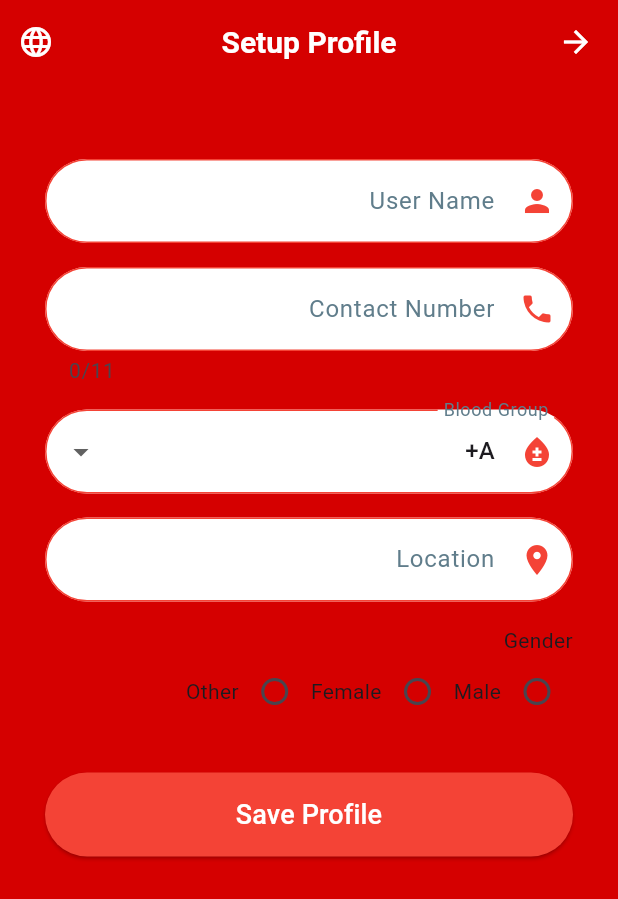
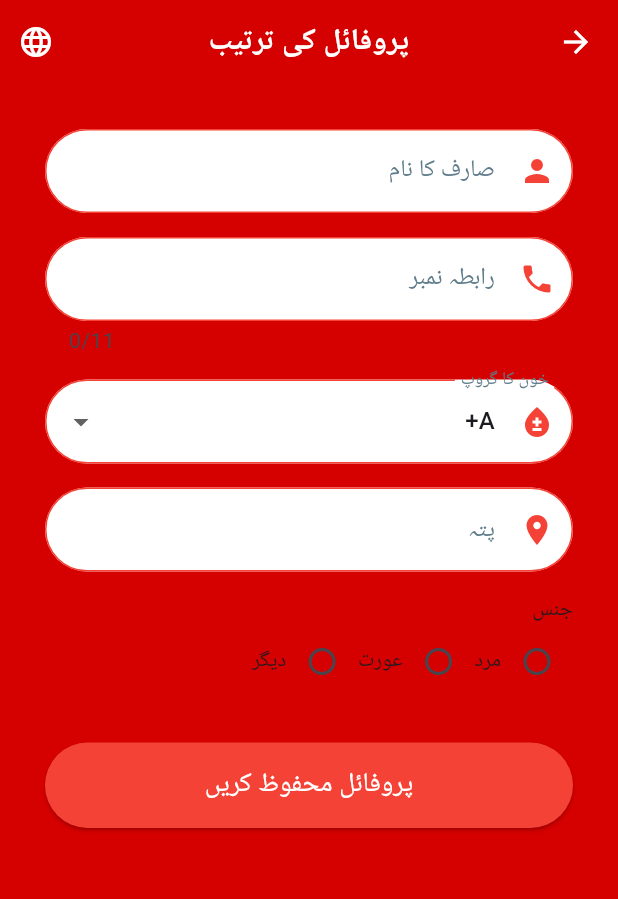
Before and after one commit to DarkSpot5/Donate2Save, a Flutter app: the UserProfileSetupPage screen opened by its route, after a tap on the "language" icon, on a phone screen of 412 x 824 dp. Shown: the top 899 px of the screen. Run offline on Flutter 3.47's test engine with Material 3 defaults, Android fonts, the phone set to English and light mode, and no system bars; our stand-ins replace cloud_firestore, dartz, firebase_auth, firebase_core, flutter_spinkit, lottie; accounts and stored records are empty.

Commit message:
Added urdu translation in all screens and error messages.

```diff
--- a/lib/app/auth/data/datasource/auth_remote_datasource.dart
+++ b/lib/app/auth/data/datasource/auth_remote_datasource.dart
@@ -2,6 +2,7 @@ import 'package:cloud_firestore/cloud_firestore.dart';
 import 'package:firebase_auth/firebase_auth.dart';
 import 'package:dartz/dartz.dart';
 import '../models/model.dart';
+import '../../../../core/utils/error_messages.dart';
 
 class AuthRemoteDataSource {
   final FirebaseAuth _auth = FirebaseAuth.instance;
@@ -15,7 +16,8 @@ class AuthRemoteDataSource {
       final userCred = await _auth.createUserWithEmailAndPassword(email: email,password: password,);
       return Right(userCred); // Success
     } on FirebaseAuthException catch (e) {
-      return Left(e.code); // Return error code
+      final friendlyMessage = ErrorMessages.firebase(e.code);
+      return Left(friendlyMessage);
     }catch (e) {
       return Left('An unexpected error occurred: ${e.toString()}'); // General error
     }
--- a/lib/app/auth/presentation/controllers/auth_controller.dart
+++ b/lib/app/auth/presentation/controllers/auth_controller.dart
@@ -41,7 +41,7 @@ class AuthController extends ChangeNotifier {
     await result.fold(
       (failuremessage) async{
         stopLoading();
-        SnackbarService.showSnackbar(ErrorMessages.firebase(failuremessage));
+        SnackbarService.showSnackbar(failuremessage);
       },
 
       (userCredential) async{
--- a/lib/app/auth/presentation/controllers/forgot_password_controller.dart
+++ b/lib/app/auth/presentation/controllers/forgot_password_controller.dart
@@ -1,18 +1,21 @@
 import 'package:flutter/material.dart';
 import 'auth_controller.dart';
 import '../../../../core/services/snackbar_service.dart';
+import '../../../../generated/l10n.dart';
 
 class ForgotPasswordController {
 
   final AuthController authController;
-  ForgotPasswordController(this.authController);
+  final S localization; // Injected localization
+
+  ForgotPasswordController(this.authController, {required this.localization});
   final TextEditingController emailController = TextEditingController();
 
   Future<void> sendResetEmail() async {
     final email = emailController.text.trim();
 
     if (email.isEmpty) {
-      SnackbarService.showSnackbar('Please enter your email address');
+      SnackbarService.showSnackbar(localization.errorEnterEmail);
       return;
     }
     authController.sendResetEmail(email);
--- a/lib/app/auth/presentation/controllers/hospital_profile_setup_controller.dart
+++ b/lib/app/auth/presentation/controllers/hospital_profile_setup_controller.dart
@@ -3,10 +3,14 @@ import '../../../../core/services/snackbar_service.dart';
 import '../../data/models/model.dart';
 import '../../data/models/hospital_model.dart';
 import '../controllers/auth_controller.dart';
+import '../../../../generated/l10n.dart';
 
 class HospitalProfileSetupController extends ChangeNotifier {
+
   final AuthController authController;
-  HospitalProfileSetupController(this.authController);
+  final S localization; // Injected localization
+
+  HospitalProfileSetupController(this.authController, {required this.localization});
 
   final generalModel = Model();
   final hospitalModel = HospitalModel();
@@ -52,37 +56,37 @@ class HospitalProfileSetupController extends ChangeNotifier {
 
     final name = nameController.text.trim();
     if (name.isEmpty) {
-      SnackbarService.showSnackbar('Please enter the hospital name');
+      SnackbarService.showSnackbar(localization.errorEnterHospitalName);
       return false;
     }
 
     final contact = contactController.text.trim();
     if (contact.isEmpty) {
-      SnackbarService.showSnackbar('Please enter the contact number');
+      SnackbarService.showSnackbar(localization.errorEnterContact);
       return false;
     }
 
     if (!RegExp(r'^\d{11}$').hasMatch(contact)) {
-      SnackbarService.showSnackbar('Enter a valid 11-digit contact number');
+      SnackbarService.showSnackbar(localization.errorInvalidContact);
       return false;
     }
 
     final location = locationController.text.trim();
     if (location.isEmpty) {
-    SnackbarService.showSnackbar('Please insert your Location');
+    SnackbarService.showSnackbar(localization.errorEnterLocation);
     return false;
     }
 
     for (var entry in bloodControllers.entries) {
       final value = entry.value.text.trim();
       if (value.isEmpty) {
-        SnackbarService.showSnackbar('Please enter quantity for ${entry.key}');
+        SnackbarService.showSnackbar(localization.errorEnterBloodStock(entry.key));
         return false;
       }
 
       final intValue = int.tryParse(value);
       if (intValue == null) {
-        SnackbarService.showSnackbar('Enter a valid number for ${entry.key}');
+        SnackbarService.showSnackbar(localization.errorInvalidBloodStock(entry.key));
         return false;
       }
 
--- a/lib/app/auth/presentation/controllers/login_controller.dart
+++ b/lib/app/auth/presentation/controllers/login_controller.dart
@@ -2,12 +2,15 @@ import 'package:flutter/material.dart';
 import '../../../../core/services/snackbar_service.dart';
 import '../../../../core/services/navigation_service.dart';
 import 'auth_controller.dart';
+import '../../../../generated/l10n.dart';
 //import '../../../dashboard/home/presentation/screens/home.dart';
 
 class LoginController extends ChangeNotifier {
 
   final AuthController authController;
-  LoginController(this.authController);
+  final S localization; // Injected localization
+
+  LoginController(this.authController, {required this.localization});
 
   final emailController = TextEditingController();
   final passwordController = TextEditingController();
@@ -29,7 +32,7 @@ class LoginController extends ChangeNotifier {
     final password = passwordController.text;
 
     if (email.isEmpty || password.isEmpty) {
-      SnackbarService.showSnackbar('Email or password must not be empty.');
+      SnackbarService.showSnackbar(localization.errorAllFieldsRequired);
       return;
     }
     authController.login(email, password);
--- a/lib/app/auth/presentation/controllers/user_profile_setup_controller.dart
+++ b/lib/app/auth/presentation/controllers/user_profile_setup_controller.dart
@@ -3,11 +3,14 @@ import '../../../../core/services/snackbar_service.dart';
 import '../../data/models/model.dart';
 import '../../data/models/user_model.dart';
 import '../controllers/auth_controller.dart';
+import '../../../../generated/l10n.dart';
 
 class UserProfileSetupController extends ChangeNotifier {
 
   final AuthController authController;
-  UserProfileSetupController(this.authController);
+  final S localization; // Injected localization
+
+  UserProfileSetupController(this.authController, {required this.localization});
 
   final generalModel = Model();
   final userModel = UserModel();
@@ -44,33 +47,33 @@ class UserProfileSetupController extends ChangeNotifier {
     }
 
     if (nameController.text.trim().isEmpty) {
-        SnackbarService.showSnackbar('Please enter the Name');
+        SnackbarService.showSnackbar(localization.errorEnterName);
         return false;
       }
 
     final contact = contactController.text.trim();
     if (contact.isEmpty) {
-        SnackbarService.showSnackbar('Please enter the Contact Number');
+        SnackbarService.showSnackbar(localization.errorEnterContact);
         return false;
       }
 
     if (!RegExp(r'^\d{11}$').hasMatch(contact)) {
-        SnackbarService.showSnackbar('Enter a valid 11-digit Contact Number');
+        SnackbarService.showSnackbar(localization.errorInvalidContact);
         return false;
       }
 
     if (selectedBloodGroup.isEmpty) {
-      SnackbarService.showSnackbar('Please select your Blood Group');
+      SnackbarService.showSnackbar(localization.errorSelectBloodGroup);
       return false;
     }
 
     final location = locationController.text.trim();
     if (location.isEmpty) {
-      SnackbarService.showSnackbar('Please insert your Location');
+      SnackbarService.showSnackbar(localization.errorEnterLocation);
       return false;
     }
     if (selectedGender == null || selectedGender!.isEmpty) {
-      SnackbarService.showSnackbar('Please select your Gender');
+      SnackbarService.showSnackbar(localization.errorSelectGender);
       return false;
     }
 
--- a/lib/app/auth/presentation/screens/hospital_profile_setup.dart
+++ b/lib/app/auth/presentation/screens/hospital_profile_setup.dart
@@ -54,7 +54,7 @@ class HospitalProfileSetupPage extends StatelessWidget {
     final controller = Provider.of<HospitalProfileSetupController>(context);
     return LoadingOverlay(child:
      Scaffold(
-        appBar: AppBar(title: const Text('Setup Profile'),
+        appBar: AppBar(title: Text(S.of(context).setupProfileTitle),
         actions: [
         IconButton(
           icon: const Icon(Icons.language),
@@ -77,12 +77,10 @@ class HospitalProfileSetupPage extends StatelessWidget {
                mainAxisAlignment: MainAxisAlignment.center,
               children: [
 
-              const SizedBox(height: 20),
-
               TextFormField(
                 controller: controller.nameController,
                 decoration: InputDecoration(
-                  labelText: 'Hospital Name',
+                  labelText: S.of(context).hospitalNameLabel,
                   prefixIcon: const Icon(Icons.local_hospital),
                 ),
                 style: const TextStyle(color: Colors.black),
@@ -94,7 +92,7 @@ class HospitalProfileSetupPage extends StatelessWidget {
                 controller: controller.contactController,
                 keyboardType: TextInputType.phone,
                 decoration: InputDecoration(
-                  labelText: 'Contact Number',
+                  labelText: S.of(context).contactNumberLabel,
                   prefixIcon: const Icon(Icons.contact_phone),
                 ),
                 style: const TextStyle(color: Colors.black),
@@ -107,7 +105,7 @@ class HospitalProfileSetupPage extends StatelessWidget {
                 controller: controller.locationController,
                 keyboardType: TextInputType.text,
                 decoration: InputDecoration(
-                  labelText: 'Location',
+                  labelText: S.of(context).locationLabel,
                   prefixIcon: const Icon(Icons.location_on),
                 ),
                 style: const TextStyle(color: Colors.black),
@@ -115,10 +113,9 @@ class HospitalProfileSetupPage extends StatelessWidget {
 
               const SizedBox(height: 16),
 
-              const Align(
+              Align(
                 alignment: Alignment.centerLeft,
-                child: Text(
-                  'Initial Blood Stock',
+                child: Text(S.of(context).initialBloodStock,
                   style: TextStyle(fontSize: 18, fontWeight: FontWeight.bold, color: Colors.white),
                 ),
               ),
@@ -139,7 +136,8 @@ class HospitalProfileSetupPage extends StatelessWidget {
                     borderRadius: BorderRadius.circular(30.0),
                   ),
                 ),
-                child: const Text('Save Profile', style: TextStyle(fontSize: 18)),
+                child: Text(S.of(context).saveProfileButton,
+                style: TextStyle(fontSize: 18)),
               ),
             ),
             ],
--- a/lib/app/auth/presentation/screens/register.dart
+++ b/lib/app/auth/presentation/screens/register.dart
@@ -7,6 +7,7 @@ import '../../../../generated/l10n.dart';
 
 class RegistrationPage extends StatelessWidget {
   const RegistrationPage({super.key});
+
 
   @override
   Widget build(BuildContext context) {
@@ -108,7 +109,7 @@ class RegistrationPage extends StatelessWidget {
                     // Role selection dropdown
                     DropdownButtonFormField<String>(
                       value: controller.selectedRole,
-                      items: <String>[S.of(context).roleUser, S.of(context).roleHospital]
+                      items: <String>["User","Hospital"]
                           .map((String role) => DropdownMenuItem<String>(
                                 value: role,
                                 child: Text(role),
--- a/lib/app/auth/presentation/screens/user_profile_setup.dart
+++ b/lib/app/auth/presentation/screens/user_profile_setup.dart
@@ -15,7 +15,7 @@ class UserProfileSetupPage extends StatelessWidget {
     return LoadingOverlay(
       child: Scaffold(
         appBar: AppBar(
-          title: const Text('Setup Profile'),
+          title: Text(S.of(context).setupProfileTitle),
           actions: [
             IconButton(
               icon: const Icon(Icons.language),
@@ -37,14 +37,12 @@ class UserProfileSetupPage extends StatelessWidget {
                     mainAxisAlignment: MainAxisAlignment.center,
                     children: [
 
-                      const SizedBox(height: 20),
-
                       // User Name Field
                       TextFormField(
                         controller: controller.nameController,
                         keyboardType: TextInputType.name,
                         decoration: InputDecoration(
-                          labelText: 'User Name',
+                          labelText: S.of(context).userNameLabel,
                           prefixIcon: const Icon(Icons.person),
                         ),
                         style: const TextStyle(color: Colors.black),
@@ -58,7 +56,7 @@ class UserProfileSetupPage extends StatelessWidget {
                         maxLength: 11,
                         keyboardType: TextInputType.phone,
                         decoration: InputDecoration(
-                          labelText: 'Contact Number',
+                          labelText: S.of(context).contactNumberLabel,
                           prefixIcon: const Icon(Icons.phone),
                         ),
                         style: const TextStyle(color: Colors.black),
@@ -82,7 +80,7 @@ class UserProfileSetupPage extends StatelessWidget {
                           controller.updateBloodType(newValue);
                         },
                         decoration: InputDecoration(
-                          labelText: 'Blood Group',
+                          labelText: S.of(context).bloodGroupLabel,
                           labelStyle: const TextStyle(color: Colors.blueGrey),
                           prefixIcon: const Icon(Icons.bloodtype),
                         ),
@@ -95,7 +93,7 @@ class UserProfileSetupPage extends StatelessWidget {
                         controller: controller.locationController,
                         keyboardType: TextInputType.streetAddress,
                         decoration: InputDecoration(
-                          labelText: 'Location',
+                          labelText: S.of(context).locationLabel,
                           labelStyle: const TextStyle(color: Colors.blueGrey),
                           prefixIcon: const Icon(Icons.location_on),
                         ),
@@ -107,7 +105,7 @@ class UserProfileSetupPage extends StatelessWidget {
                     Column(
                     crossAxisAlignment: CrossAxisAlignment.start,
                     children: [
-                      const Text("Gender"),
+                      Text(S.of(context).genderLabel),
                       Row(
                         children: [
                           Radio<String>(
@@ -115,19 +113,19 @@ class UserProfileSetupPage extends StatelessWidget {
                             groupValue: controller.selectedGender,
                             onChanged: controller.updateGender,
                           ),
-                          const Text('Male'),
+                          Text(S.of(context).maleLabel),
                           Radio<String>(
                             value: 'Female',
                             groupValue: controller.selectedGender,
                             onChanged: controller.updateGender,
                           ),
-                          const Text('Female'),
+                          Text(S.of(context).femaleLabel),
                           Radio<String>(
                             value: 'Other',
                             groupValue: controller.selectedGender,
                             onChanged: controller.updateGender,
                           ),
-                          const Text('Other'),
+                          Text(S.of(context).otherLabel),
                         ],
                       ),
                     ],
@@ -142,7 +140,7 @@ class UserProfileSetupPage extends StatelessWidget {
                           onPressed: () {
                             controller.saveProfile(context);
                           },
-                          child: const Text('Save Profile', style: TextStyle(fontSize: 18)),
+                          child: Text(S.of(context).saveProfileButton, style: TextStyle(fontSize: 18)),
                         ),
                       ),
                     ],
--- a/lib/app/routes/app_routes.dart
+++ b/lib/app/routes/app_routes.dart
@@ -1,5 +1,6 @@
 import 'package:flutter/material.dart';
 import 'package:provider/provider.dart';
+import '../../generated/l10n.dart';
 import '../auth/presentation/controllers/auth_controller.dart';
 import '../auth/presentation/controllers/register_controller.dart';
 import '../auth/presentation/screens/register.dart';
@@ -20,19 +21,22 @@ class AppRoutes {
   static Map<String, WidgetBuilder> get all => {
       '/': (_) => ChangeNotifierProvider(
           create: (context) => LoginController(
-            Provider.of<AuthController>(context, listen: false),),
+            Provider.of<AuthController>(context, listen: false),
+            localization: S.of(context)), // Injected localization),
           child: const LoginPage(),
         ),
 
       '/login': (_) => ChangeNotifierProvider(
           create: (context) => LoginController(
-            Provider.of<AuthController>(context, listen: false),),
+            Provider.of<AuthController>(context, listen: false),
+            localization: S.of(context)), // Injected localization),
           child: const LoginPage(),
         ),
 
       '/register': (_) => ChangeNotifierProvider(
           create: (context) => RegisterController(
-            Provider.of<AuthController>(context, listen: false),),
+            Provider.of<AuthController>(context, listen: false),
+            localization: S.of(context)), // Injected localization
           child: const RegistrationPage(),
             ),
 
@@ -44,19 +48,22 @@ class AppRoutes {
 
       '/forgot-password': (_) => Provider(
         create: (context) => ForgotPasswordController(
-          Provider.of<AuthController>(context, listen: false),),
+          Provider.of<AuthController>(context, listen: false),
+          localization: S.of(context)),
           child: const ForgotPasswordPage(),
         ),
 
       '/user-profile-setup': (_) => ChangeNotifierProvider(
           create: (context) => UserProfileSetupController(
-            Provider.of<AuthController>(context, listen: false),),
+            Provider.of<AuthController>(context, listen: false),
+            localization: S.of(context)),
           child: const UserProfileSetupPage(),
         ),
 
       '/hospital-profile-setup': (_) => ChangeNotifierProvider(
           create: (context) => HospitalProfileSetupController(
-            Provider.of<AuthController>(context, listen: false),),
+            Provider.of<AuthController>(context, listen: false),
+            localization: S.of(context)),
           child: const HospitalProfileSetupPage(),
         ),
 
--- a/lib/l10n/intl_ur.arb
+++ b/lib/l10n/intl_ur.arb
@@ -7,9 +7,7 @@
   "passwordLabel": "پاس ورڈ",
   "confirmPasswordLabel": "پاس ورڈ کی تصدیق کریں",
   "selectRoleLabel": "کردار منتخب کریں",
-  "roleUser": "صارف",
-  "roleHospital": "ہسپتال",
-  "registerButton": "رجسٹر کریں",
+  "registerButton": "رجسٹر",
 
   "forgotPassword": "پاس ورڈ بھول گئے",
   "resetYourPassword": "اپنا پاس ورڈ دوبارہ ترتیب دیں",
@@ -21,7 +19,7 @@
     "placeholders": {
       "email": {}
     }
-  },
+},
 
   "appTitle": "ڈونیٹ 2 سیو",
   "appSubtitle": "ہیلتھ کیئر",
@@ -29,7 +27,58 @@
   "loginButton": "لاگ اِن",
   "orDivider": "یا",
 
+  "emailVerificationTitle": "ای میل کی تصدیق",
+  "emailVerificationSent": "آپ کی ای میل پر ایک تصدیقی لنک بھیج دیا گیا ہے۔",
+  "emailVerificationSentSubtitle": "براہ کرم اپنے ان باکس کو چیک کریں اور تصدیقی لنک پر کلک کریں۔\nاگر آپ کو ای میل نظر نہیں آتی تو براہ کرم اپنے سپیم فولڈر کو چیک کریں۔",
+  "iVerifiedMyEmail": "میں نے تصدیق کر لی ہے",
+  "resendVerificationEmail": "تصدیقی ای میل دوبارہ بھیجیں",
+
+  "userNameLabel": "صارف کا نام",
+  "bloodGroupLabel": "خون کا گروپ",
+  "genderLabel": "جنس",
+  "maleLabel": "مرد",
+  "femaleLabel": "عورت",
+  "otherLabel": "دیگر",
+
+  "hospitalNameLabel": "ہسپتال کا نام",
+  "initialBloodStock": "ابتدائی خون کا ذخیرہ",
+
+  "setupProfileTitle": "پروفائل کی ترتیب",
+  "contactNumberLabel": "رابطہ نمبر",
+  "locationLabel": "پتہ",
+  "saveProfileButton": "پروفائل محفوظ کریں",
+
   "searchHint": "ہسپتال تلاش کریں",
   "noNotifications": "کوئی نئی اطلاعات نہیں",
+
+  "errorAllFieldsRequired": "تمام فیلڈز کا پُر کرنا ضروری ہے۔",
+  "errorEnterEmail": "براہ کرم اپنا ای میل ایڈریس درج کریں۔",
+  "errorInvalidEmail": "براہ کرم درست ای میل ایڈریس درج کریں۔",
+  "errorPasswordsDoNotMatch": "پاس ورڈ مماثل نہیں ہیں۔",
+  "errorPasswordTooShort": "پاس ورڈ کم از کم 8 حروف پر مشتمل ہونا چاہیے۔",
+  "errorPasswordRequirements": "پاس ورڈ میں بڑا حرف، چھوٹا حرف، نمبر، اور خصوصی حرف ہونا ضروری ہے۔",
+  "errorRoleNotSelected": "براہ کرم کردار منتخب کریں۔",
+  "errorEnterName": "براہ کرم نام درج کریں",
+  "errorEnterHospitalName": "براہ کرم ہسپتال کا نام درج کریں",
+  "errorEnterContact": "براہ کرم رابطہ نمبر درج کریں",
+  "errorInvalidContact": "درست 11 ہندسوں پر مشتمل رابطہ نمبر درج کریں",
+  "errorSelectBloodGroup": "براہ کرم اپنا بلڈ گروپ منتخب کریں",
+  "errorEnterLocation": "براہ کرم اپنا مقام درج کریں",
+  "errorSelectGender": "براہ کرم اپنی جنس منتخب کریں",
+  "errorEnterBloodStock": "{bloodType} کے لیے مقدار درج کریں",
+  "errorInvalidBloodStock": "{bloodType} کے لیے درست نمبر درج کریں",
+  "@errorEnterBloodStock": {
+    "description": "جب خون کے گروپ کے لیے مقدار خالی ہو (مثلاً A+، B-)",
+    "placeholders": {
+      "bloodType": {}
+    }
+  },
+  "@errorInvalidBloodStock": {
+    "description": "جب خون کے گروپ کے لیے غلط نمبر درج ہو (مثلاً A+، B-)",
+    "placeholders": {
+      "bloodType": {}
+    }
+  },
+
   "languageToggle": "English"
 }
```
Also changed, not shown: lib/app/auth/presentation/controllers/register_controller.dart (+42 -8 lines), lib/app/auth/presentation/screens/email_verification.dart (+9 -9 lines), lib/l10n/intl_en.arb (+52 -2 lines), lib/generated/intl/messages_en.dart, lib/generated/intl/messages_ur.dart, lib/generated/l10n.dart.
